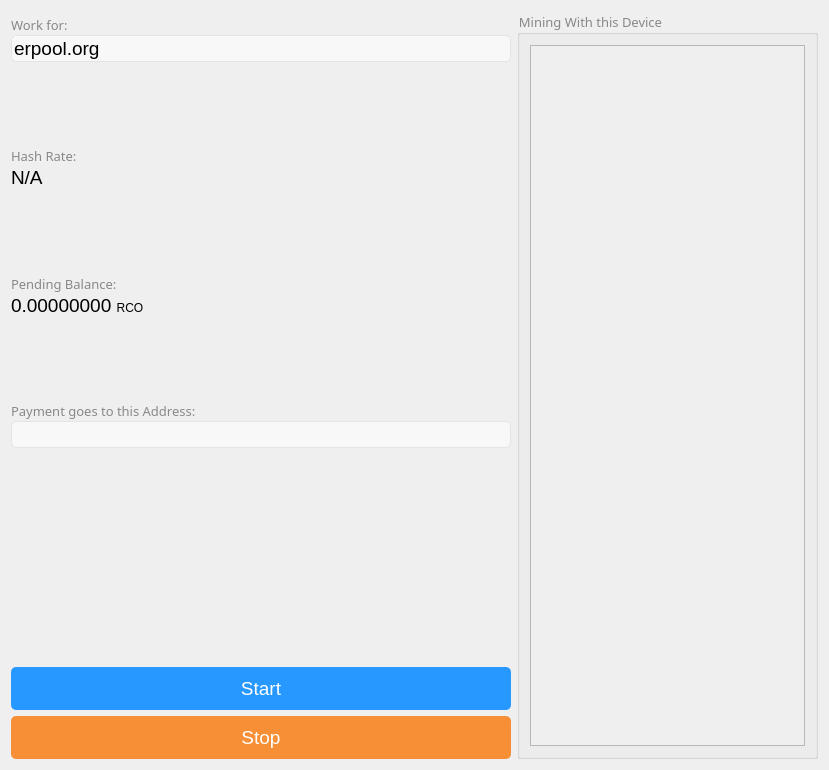
This is src/qt/forms/miner.ui in ecoinchain/ecoin as Qt 5 draws it before an edit. The edited form follows.
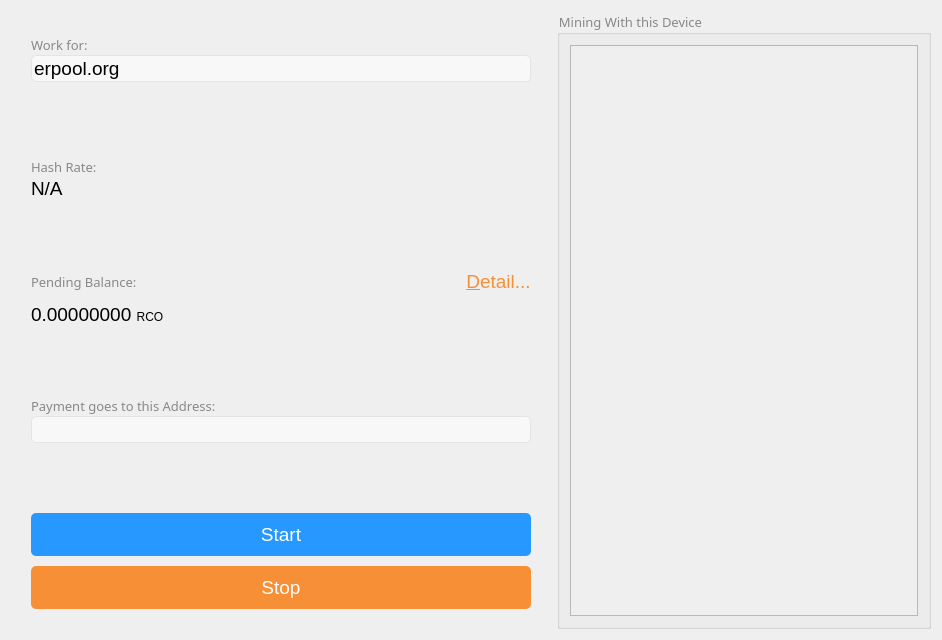
This is the edited form. Icons and pictures are not drawn.

Diff of the .ui file:
```diff
--- a/src/qt/forms/miner.ui
+++ b/src/qt/forms/miner.ui
@@ -6,8 +6,8 @@
    <rect>
     <x>0</x>
     <y>0</y>
-    <width>829</width>
-    <height>770</height>
+    <width>942</width>
+    <height>640</height>
    </rect>
   </property>
   <property name="font">
@@ -35,6 +35,13 @@
 font : 14pt;
 }
 
+#viewdetail {
+color: #F78F36;
+border-radius: 5px;
+font : 14pt;
+border : 0px;
+}
+
 #startbutton:pressed {
 background-color:#1C8AEE ;
 }
@@ -87,17 +94,34 @@
 line-height: 14pt;
 }
 
-#workfor , #hashrate_label, #Interestlabel , #username_label, #cpu_select_group {
+#workfor , #hashrate_label, #Interestlabel , #username_label, #cpu_select_group  {
 font-family: PingFangSC-Regular;
 font-size: 10pt;
 color: #888888;
 letter-spacing: 0.5pt;
 line-height: 14pt;
-}</string>
+}
+
+</string>
   </property>
-  <layout class="QHBoxLayout" name="horizontalLayout">
+  <layout class="QHBoxLayout" name="horizontalLayout_2">
    <item>
-    <layout class="QVBoxLayout" name="verticalLayout_6" stretch="0,1,0,1,0,1,0,3,0,0">
+    <layout class="QVBoxLayout" name="verticalLayout_4">
+     <property name="spacing">
+      <number>10</number>
+     </property>
+     <property name="leftMargin">
+      <number>20</number>
+     </property>
+     <property name="topMargin">
+      <number>20</number>
+     </property>
+     <property name="rightMargin">
+      <number>20</number>
+     </property>
+     <property name="bottomMargin">
+      <number>20</number>
+     </property>
      <item>
       <layout class="QVBoxLayout" name="verticalLayout">
        <property name="spacing">
@@ -218,16 +242,7 @@
       </spacer>
      </item>
      <item>
-      <layout class="QVBoxLayout" name="verticalLayout_4">
-       <property name="spacing">
-        <number>1</number>
-       </property>
-       <property name="topMargin">
-        <number>5</number>
-       </property>
-       <property name="bottomMargin">
-        <number>5</number>
-       </property>
+      <layout class="QHBoxLayout" name="horizontalLayout" stretch="1,0">
        <item>
         <widget class="QLabel" name="Interestlabel">
          <property name="font">
@@ -245,6 +260,15 @@
         </widget>
        </item>
        <item>
+        <widget class="QPushButton" name="viewdetail">
+         <property name="text">
+          <string>&amp;Detail...</string>
+         </property>
+        </widget>
+       </item>
+      </layout>
+     </item>
+     <item>
         <widget class="QLabel" name="label_4">
          <property name="sizePolicy">
           <sizepolicy hsizetype="Minimum" vsizetype="Minimum">
@@ -264,8 +288,6 @@
          </property>
         </widget>
        </item>
-      </layout>
-     </item>
      <item>
       <spacer name="verticalSpacer_4">
        <property name="orientation">
@@ -398,8 +420,8 @@
           <rect>
            <x>0</x>
            <y>0</y>
-           <width>279</width>
-           <height>685</height>
+           <width>354</width>
+           <height>555</height>
           </rect>
          </property>
          <layout class="QGridLayout" name="cpu_select_group_layout">
```
Lines whose indentation alone changed are shown as unchanged.
